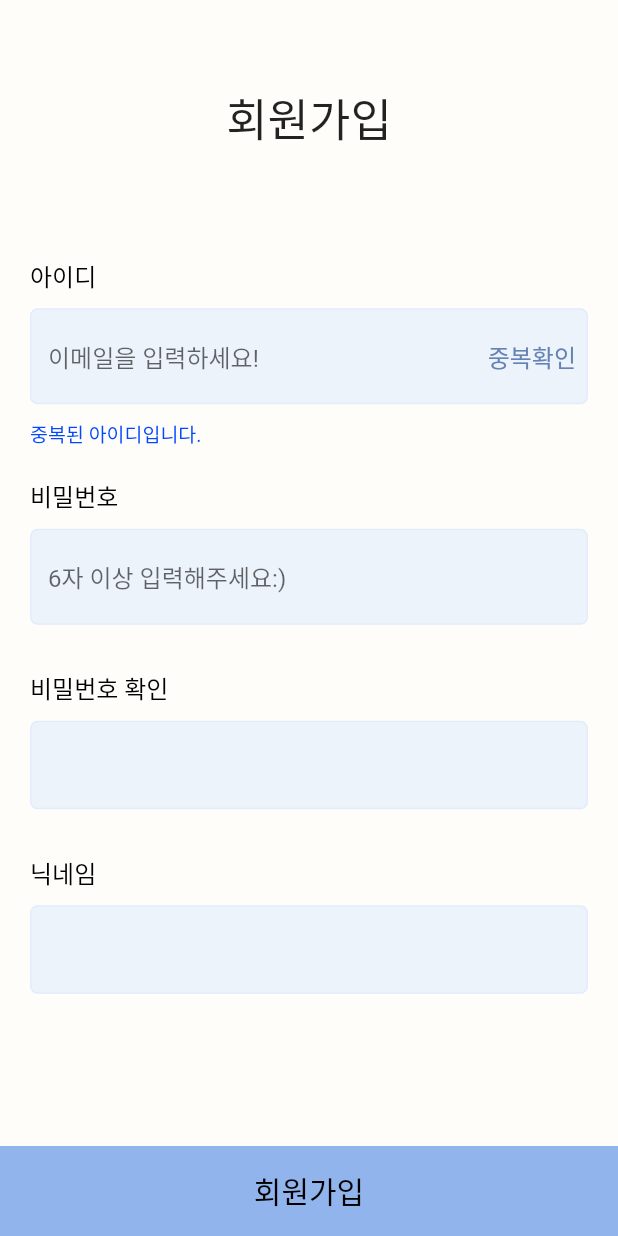
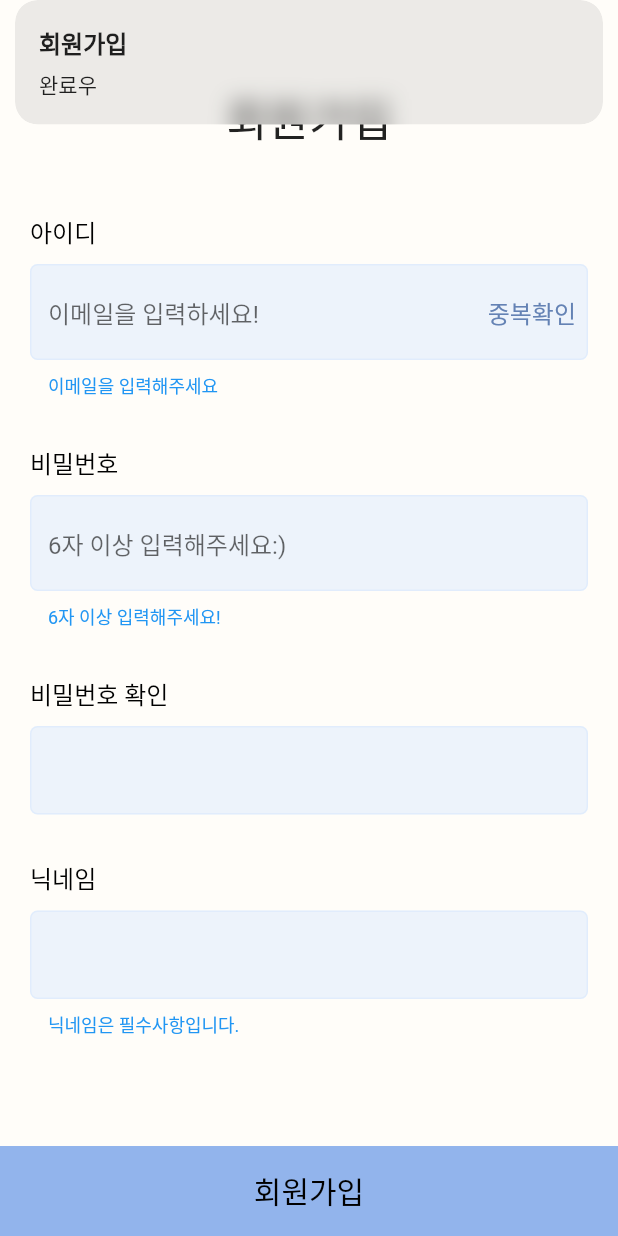
Before and after one commit to CUK-CATSTONES/today_dot, a Flutter app: the screen it shows after launch, after a tap on "회원가입", on a phone screen of 412 x 824 dp. Run offline on Flutter 3.47's test engine with Material 2 defaults, Android fonts, the phone set to English and light mode, and no system bars; our stand-ins replace firebase_auth, firebase_core, get; accounts and stored records are empty.

```diff
--- a/lib/main.dart
+++ b/lib/main.dart
@@ -1,5 +1,8 @@
+import 'package:firebase_auth/firebase_auth.dart';
 import 'package:flutter/material.dart';
-import 'package:today_dot/view/sign_up_screen.dart';
+import 'package:get/get.dart';
+import 'package:today_dot/model/asset/status.dart';
+import 'package:today_dot/view/screen/sign_up_screen.dart';
 import 'package:firebase_core/firebase_core.dart';
 import 'firebase_options.dart';
 
@@ -8,6 +11,16 @@ void main() async {
   await Firebase.initializeApp(
     options: DefaultFirebaseOptions.currentPlatform,
   );
+  FirebaseAuth.instance.authStateChanges().listen((User? user) {
+    Status _authStatus;
+    if (user == null) {
+      _authStatus = Status.signOut;
+      print('User is currently signed out!');
+    } else {
+      _authStatus = Status.signIn;
+      print('User is signed in!');
+    }
+  });
   runApp(const MyApp());
 }
 
@@ -17,6 +30,11 @@ class MyApp extends StatelessWidget {
   @override
   Widget build(BuildContext context) {
     //provider는 가장 최상위 위젯(MaterialApp)에서 감싸준다.
-    return const MaterialApp(home: SignUpScreen());
+    return GetMaterialApp(
+      home: SignUpScreen(),
+      theme: ThemeData(
+          inputDecorationTheme:
+              const InputDecorationTheme(border: OutlineInputBorder())),
+    );
   }
 }
--- /dev/null
+++ b/lib/view/screen/sign_up_screen.dart
@@ -0,0 +1,151 @@
+import 'package:flutter/material.dart';
+import 'package:get/get.dart';
+import 'package:today_dot/view/widget/textfield_widget.dart';
+import 'package:firebase_auth/firebase_auth.dart';
+
+class SignUpScreen extends StatefulWidget {
+  const SignUpScreen({Key? key}) : super(key: key);
+
+  @override
+  State<SignUpScreen> createState() => _SignUpScreenState();
+}
+
+class _SignUpScreenState extends State<SignUpScreen> {
+  bool isDisable = true;
+  bool isEmailCorrected = false;
+  final _auth = FirebaseAuth.instance;
+  final _formKey = GlobalKey<FormState>();
+  late TextEditingController userEmail = TextEditingController();
+  late TextEditingController userPassword = TextEditingController();
+  late TextEditingController confirmPassword = TextEditingController();
+  late TextEditingController userName = TextEditingController();
+  @override
+  Widget build(BuildContext context) {
+    return Scaffold(
+      resizeToAvoidBottomInset: false,
+      appBar: AppBar(
+        backgroundColor: const Color(0xffFFFDF9),
+        elevation: 0,
+      ),
+      body: InkWell(
+        onTap: () {
+          FocusScope.of(context).unfocus(); // 다른 곳을 누르면 keyboard가 사라진다.
+        },
+        child: Container(
+          color: const Color(0xffFFFDF9),
+          child: Column(
+            mainAxisAlignment: MainAxisAlignment.start,
+            children: [
+              const Text(
+                '회원가입',
+                style: TextStyle(fontSize: 30.0),
+              ),
+              Expanded(
+                child: Padding(
+                  padding: const EdgeInsets.symmetric(horizontal: 20.0),
+                  child: Form(
+                    // Form 위젯은 컨테이너처럼 동작하면서, 여러개의 form field를 그룹화하고 적합성을 확인함
+                    key: _formKey,
+                    child: Column(
+                      mainAxisAlignment: MainAxisAlignment.center,
+                      children: [
+                        TextFieldWidget(
+                          textEditingController: userEmail,
+                          validator: (val) {
+                            if (val!.isEmpty) {
+                              return '이메일을 입력해주세요';
+                            } else if (!val.contains('@')) {
+                              isEmailCorrected = false;
+                              return '이메일 형식이 맞지 않습니다';
+                            }
+                            if (!RegExp(
+                                    r'^(([^<>()[\]\\.,;:\s@\"]+(\.[^<>()[\]\\.,;:\s@\"]+)*)|(\".+\"))@((\[[0-9]{1,3}\.[0-9]{1,3}\.[0-9]{1,3}\.[0-9]{1,3}\])|(([a-zA-Z\-0-9]+\.)+[a-zA-Z]{2,}))$')
+                                .hasMatch(val)) {
+                              isEmailCorrected = false;
+                              return '잘못된 이메일 형식입니다.';
+                            }
+
+                            /// 정상적으로 이메일을 입력했을 때
+                            isEmailCorrected = true;
+                            print(userEmail.text);
+                            return '사용가능한 아이디입니다';
+                          },
+                          fieldTitle: '아이디',
+                          hintText: '이메일을 입력하세요!',
+                          suffixButtonText: '중복확인',
+                        ),
+                        TextFieldWidget(
+                          textEditingController: userPassword,
+                          validator: (val) {
+                            if (val!.isEmpty || val.length < 6) {
+                              return '6자 이상 입력해주세요!';
+                            }
+
+                            print(userPassword.text);
+                            return null;
+                          },
+                          fieldTitle: '비밀번호',
+                          hintText: '6자 이상 입력해주세요:)',
+                        ),
+                        TextFieldWidget(
+                          textEditingController: confirmPassword,
+                          validator: (val) {
+                            if (val != userPassword.text) {
+                              return '비밀번호가 일치하지 않아요';
+                            }
+                            return null;
+                          },
+                          fieldTitle: '비밀번호 확인',
+                        ),
+                        TextFieldWidget(
+                          textEditingController: userName,
+                          validator: (val) {
+                            if (val.length < 1) {
+                              return '닉네임은 필수사항입니다.';
+                            }
+                            print(userName.text);
+                            return null;
+                          },
+                          fieldTitle: '닉네임',
+                        ),
+                      ],
+                    ),
+                  ),
+                ),
+              ),
+              InkWell(
+                onTap: () {
+                  if (!_formKey.currentState!.validate()) {
+                    // isDisable = true;
+                    // return;
+                    print('--------');
+                    print(userEmail.text);
+                    print(userPassword.text);
+                    print(userName.text);
+                  }
+                  Get.snackbar('회원가입', '완료우');
+                },
+                child: Container(
+                  width: double.infinity,
+                  height: 60.0,
+                  decoration: const BoxDecoration(
+                    color: Color(0xff92B4EC),
+                  ),
+                  child: const Center(
+                    child: Text(
+                      '회원가입',
+                      style: TextStyle(
+                        fontSize: 20.0,
+                        color: Colors.black,
+                      ),
+                    ),
+                  ),
+                ),
+              ),
+            ],
+          ),
+        ),
+      ),
+    );
+  }
+}
--- a/lib/view/sign_up_screen.dart
+++ /dev/null
@@ -1,84 +0,0 @@
-import 'package:flutter/material.dart';
-import 'package:today_dot/view/widget/textfield_widget.dart';
-import 'package:firebase_auth/firebase_auth.dart';
-
-class SignUpScreen extends StatefulWidget {
-  const SignUpScreen({Key? key}) : super(key: key);
-
-  @override
-  State<SignUpScreen> createState() => _SignUpScreenState();
-}
-
-class _SignUpScreenState extends State<SignUpScreen> {
-  final _auth = FirebaseAuth.instance;
-  late String userEmail;
-  late String userPassword;
-  late String confirmPassword;
-  late String userName;
-  @override
-  Widget build(BuildContext context) {
-    return Scaffold(
-      resizeToAvoidBottomInset: false,
-      appBar: AppBar(
-        backgroundColor: const Color(0xffFFFDF9),
-        elevation: 0,
-      ),
-      body: Container(
-        color: const Color(0xffFFFDF9),
-        child: Column(
-          mainAxisAlignment: MainAxisAlignment.start,
-          children: [
-            const Text(
-              '회원가입',
-              style: TextStyle(fontSize: 30.0),
-            ),
-            Expanded(
-              child: Padding(
-                padding: const EdgeInsets.symmetric(horizontal: 20.0),
-                child: Column(
-                  mainAxisAlignment: MainAxisAlignment.center,
-                  children: [
-                    TextFieldWidget(
-                      fieldTitle: '아이디',
-                      hintText: '이메일을 입력하세요!',
-                      suffixButtonText: '중복확인',
-                    ),
-                    TextFieldWidget(
-                      fieldTitle: '비밀번호',
-                      hintText: '6자 이상 입력해주세요:)',
-                    ),
-                    TextFieldWidget(
-                      fieldTitle: '비밀번호 확인',
-                    ),
-                    TextFieldWidget(
-                      fieldTitle: '닉네임',
-                    ),
-                  ],
-                ),
-              ),
-            ),
-            InkWell(
-              onTap: () => print('tapped'),
-              child: Container(
-                width: double.infinity,
-                height: 60.0,
-                decoration: const BoxDecoration(
-                  color: Color(0xff92B4EC),
-                ),
-                child: const Center(
-                  child: Text(
-                    '회원가입',
-                    style: TextStyle(
-                      fontSize: 20.0,
-                      color: Colors.black,
-                    ),
-                  ),
-                ),
-              ),
-            ),
-          ],
-        ),
-      ),
-    );
-  }
-}
--- a/lib/view/widget/textfield_widget.dart
+++ b/lib/view/widget/textfield_widget.dart
@@ -1,17 +1,23 @@
 import 'package:flutter/material.dart';
+import 'package:today_dot/view/screen/sign_up_screen.dart';
 
 class TextFieldWidget extends StatelessWidget {
-  String? hintText;
-  String? fieldTitle;
-  int? maxLine;
-  String? suffixButtonText;
-  TextFieldWidget(
-      {Key? key,
-      this.hintText,
-      this.suffixButtonText,
-      this.maxLine,
-      this.fieldTitle})
-      : super(key: key);
+  final String? hintText;
+  final String? fieldTitle;
+  final int? maxLine;
+  final String? suffixButtonText;
+  final TextEditingController? textEditingController;
+  final FormFieldValidator validator;
+  bool isEmailCorrected = true;
+  TextFieldWidget({
+    Key? key,
+    this.hintText,
+    this.suffixButtonText,
+    this.maxLine,
+    this.fieldTitle,
+    this.textEditingController,
+    required this.validator,
+  }) : super(key: key);
 
   @override
   Widget build(BuildContext context) {
@@ -20,11 +26,17 @@ class TextFieldWidget extends StatelessWidget {
       children: [
         Text(
           fieldTitle ?? '',
-          style: TextStyle(fontSize: 16.0, color: Colors.black),
+          style: const TextStyle(fontSize: 16.0, color: Colors.black),
         ),
         Padding(
           padding: const EdgeInsets.symmetric(vertical: 10.0),
           child: TextFormField(
+            obscureText:
+                fieldTitle == '비밀번호' || fieldTitle == '비밀번호 확인' ? true : false,
+            keyboardType: TextInputType.emailAddress,
+            controller: textEditingController,
+            autovalidateMode: AutovalidateMode.onUserInteraction,
+            validator: validator,
             maxLines: maxLine ?? 1,
             decoration: InputDecoration(
               suffixIcon: TextButton(
@@ -37,7 +49,7 @@ class TextFieldWidget extends StatelessWidget {
                 ),
                 //중복확인하는 로직 필요
                 onPressed: () {
-                  print('dd');
+                  print('중복확인하는 중,,');
                 },
               ),
               hintText: hintText,
@@ -56,25 +68,32 @@ class TextFieldWidget extends StatelessWidget {
                   Radius.circular(5),
                 ),
                 borderSide: BorderSide(
+                  color: Color(0xff92B4EC),
+                  width: 2.0,
+                ),
+              ),
+              focusedErrorBorder: const OutlineInputBorder(
+                borderRadius: BorderRadius.all(
+                  Radius.circular(5),
+                ),
+                borderSide: BorderSide(
+                  color: Color(0xff92B4EC),
+                  width: 2.0,
+                ),
+              ),
+              errorBorder: const OutlineInputBorder(
+                borderRadius: BorderRadius.all(
+                  Radius.circular(5),
+                ),
+                borderSide: BorderSide(
                   color: Color(0x4dC4DDFF),
                 ),
               ),
+              errorStyle: const TextStyle(color: Colors.blue),
             ),
           ),
         ),
-        fieldTitle == '아이디'
-            ? Column(children: const [
-                Text(
-                  '중복된 아이디입니다.',
-                  style: TextStyle(
-                    fontSize: 13.0,
-                    color: Color(0xff0047FF),
-                  ),
-                  textAlign: TextAlign.left,
-                ),
-                SizedBox(height: 20),
-              ])
-            : const SizedBox(height: 20),
+        const SizedBox(height: 20),
       ],
     );
   }
```
Also changed, not shown: lib/model/VO/user_vo.dart (added, +31 -0 lines), lib/model/asset/status.dart (added, +32 -0 lines), lib/model/repository/auth_repository.dart (added, +72 -0 lines), lib/view_model/sign_up_controller.dart (added, +12 -0 lines), pubspec.yaml (+2 -7 lines), lib/view_model/auth_controller.dart (added), pubspec.lock, 1 other file.
